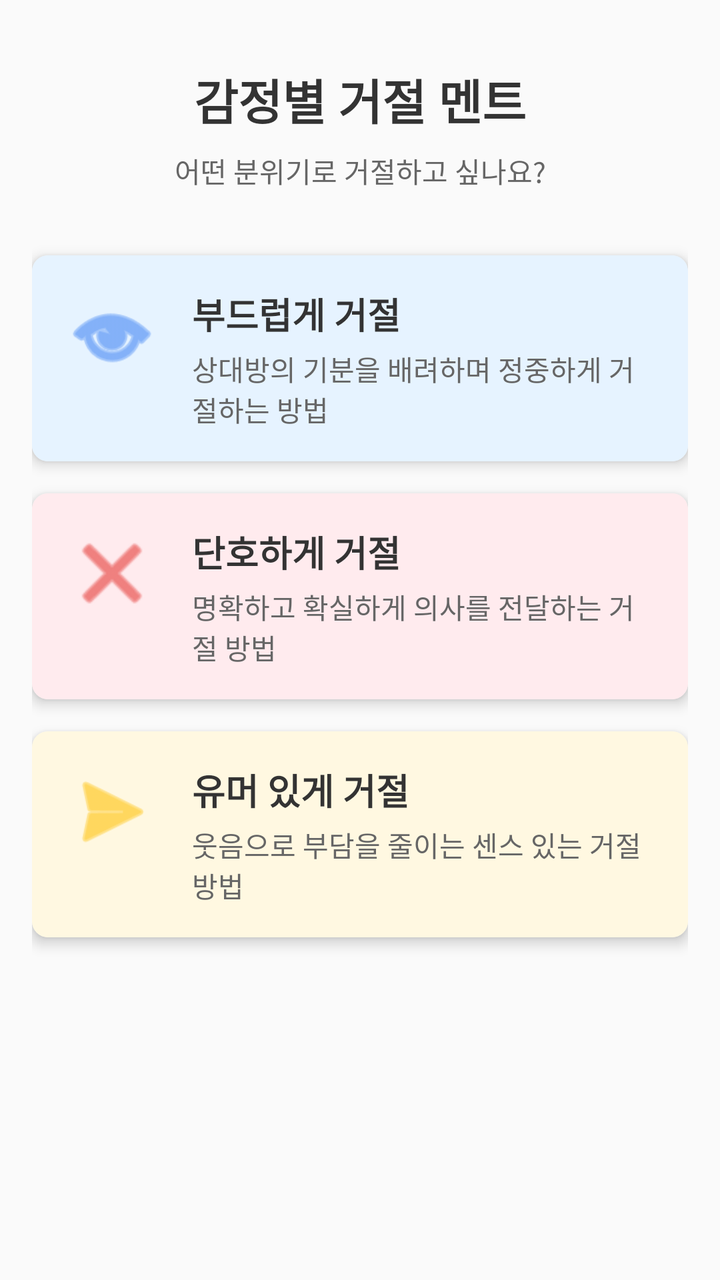
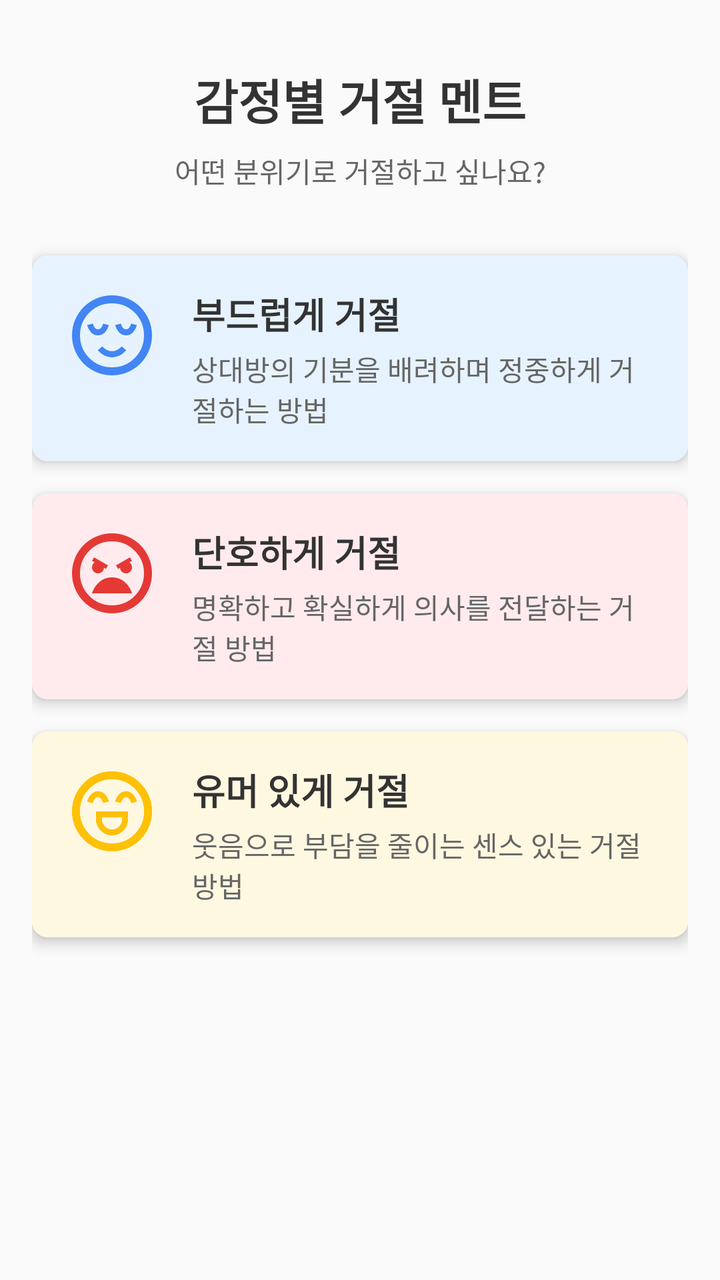

Screens rendered from an Android XML layout before and after an edit, with the pre-edit source and the edit as a unified diff.
<!-- AndroidManifest.xml: activity theme Theme.NopeNotes -->
<!-- res/layout/activity_emotion_rejection.xml -->
<?xml version="1.0" encoding="utf-8"?>
<LinearLayout xmlns:android="http://schemas.android.com/apk/res/android"
    xmlns:app="http://schemas.android.com/apk/res-auto"
    xmlns:tools="http://schemas.android.com/tools"
    android:layout_width="match_parent"
    android:layout_height="match_parent"
    android:orientation="vertical"
    android:padding="16dp"
    tools:context=".EmotionRejectionActivity">

    <TextView
        android:id="@+id/tvTitle"
        android:layout_width="match_parent"
        android:layout_height="wrap_content"
        android:layout_marginTop="16dp"
        android:gravity="center"
        android:text="감정별 거절 멘트"
        android:textColor="#333333"
        android:textSize="24sp"
        android:textStyle="bold" />

    <TextView
        android:id="@+id/tvSubtitle"
        android:layout_width="match_parent"
        android:layout_height="wrap_content"
        android:layout_marginTop="8dp"
        android:layout_marginBottom="32dp"
        android:gravity="center"
        android:text="어떤 분위기로 거절하고 싶나요?"
        android:textColor="#666666"
        android:textSize="14sp" />

    <androidx.cardview.widget.CardView
        android:id="@+id/cardSoft"
        android:layout_width="match_parent"
        android:layout_height="wrap_content"
        android:layout_marginBottom="16dp"
        app:cardCornerRadius="8dp"
        app:cardElevation="4dp"
        android:foreground="?attr/selectableItemBackground"
        android:clickable="true"
        android:focusable="true">

        <LinearLayout
            android:layout_width="match_parent"
            android:layout_height="wrap_content"
            android:orientation="horizontal"
            android:padding="16dp"
            android:background="#E6F3FF">

            <ImageView
                android:layout_width="48dp"
                android:layout_height="48dp"
                android:src="@android:drawable/ic_menu_view"
                android:tint="#4285F4" />

            <LinearLayout
                android:layout_width="match_parent"
                android:layout_height="wrap_content"
                android:orientation="vertical"
                android:layout_marginStart="16dp">

                <TextView
                    android:layout_width="match_parent"
                    android:layout_height="wrap_content"
                    android:text="부드럽게 거절"
                    android:textColor="#333333"
                    android:textSize="18sp"
                    android:textStyle="bold" />

                <TextView
                    android:layout_width="match_parent"
                    android:layout_height="wrap_content"
                    android:layout_marginTop="4dp"
                    android:text="상대방의 기분을 배려하며 정중하게 거절하는 방법"
                    android:textColor="#666666"
                    android:textSize="14sp" />
            </LinearLayout>
        </LinearLayout>
    </androidx.cardview.widget.CardView>

    <androidx.cardview.widget.CardView
        android:id="@+id/cardFirm"
        android:layout_width="match_parent"
        android:layout_height="wrap_content"
        android:layout_marginBottom="16dp"
        app:cardCornerRadius="8dp"
        app:cardElevation="4dp"
        android:foreground="?attr/selectableItemBackground"
        android:clickable="true"
        android:focusable="true">

        <LinearLayout
            android:layout_width="match_parent"
            android:layout_height="wrap_content"
            android:orientation="horizontal"
            android:padding="16dp"
            android:background="#FFEBEE">

            <ImageView
                android:layout_width="48dp"
                android:layout_height="48dp"
                android:src="@android:drawable/ic_menu_close_clear_cancel"
                android:tint="#E53935" />

            <LinearLayout
                android:layout_width="match_parent"
                android:layout_height="wrap_content"
                android:orientation="vertical"
                android:layout_marginStart="16dp">

                <TextView
                    android:layout_width="match_parent"
                    android:layout_height="wrap_content"
                    android:text="단호하게 거절"
                    android:textColor="#333333"
                    android:textSize="18sp"
                    android:textStyle="bold" />

                <TextView
                    android:layout_width="match_parent"
                    android:layout_height="wrap_content"
                    android:layout_marginTop="4dp"
                    android:text="명확하고 확실하게 의사를 전달하는 거절 방법"
                    android:textColor="#666666"
                    android:textSize="14sp" />
            </LinearLayout>
        </LinearLayout>
    </androidx.cardview.widget.CardView>

    <androidx.cardview.widget.CardView
        android:id="@+id/cardHumor"
        android:layout_width="match_parent"
        android:layout_height="wrap_content"
        android:layout_marginBottom="16dp"
        app:cardCornerRadius="8dp"
        app:cardElevation="4dp"
        android:foreground="?attr/selectableItemBackground"
        android:clickable="true"
        android:focusable="true">

        <LinearLayout
            android:layout_width="match_parent"
            android:layout_height="wrap_content"
            android:orientation="horizontal"
            android:padding="16dp"
            android:background="#FFF8E1">

            <ImageView
                android:layout_width="48dp"
                android:layout_height="48dp"
                android:src="@android:drawable/ic_menu_send"
                android:tint="#FFC107" />

            <LinearLayout
                android:layout_width="match_parent"
                android:layout_height="wrap_content"
                android:orientation="vertical"
                android:layout_marginStart="16dp">

                <TextView
                    android:layout_width="match_parent"
                    android:layout_height="wrap_content"
                    android:text="유머 있게 거절"
                    android:textColor="#333333"
                    android:textSize="18sp"
                    android:textStyle="bold" />

                <TextView
                    android:layout_width="match_parent"
                    android:layout_height="wrap_content"
                    android:layout_marginTop="4dp"
                    android:text="웃음으로 부담을 줄이는 센스 있는 거절 방법"
                    android:textColor="#666666"
                    android:textSize="14sp" />
            </LinearLayout>
        </LinearLayout>
    </androidx.cardview.widget.CardView>

</LinearLayout>
<!-- resources referenced by this layout -->
<resources>
  <style name="Theme.NopeNotes" parent="Theme.AppCompat.Light.NoActionBar">
          
          <item name="colorPrimary">@color/purple_500</item>
          <item name="colorPrimaryDark">@color/purple_700</item>
          <item name="colorAccent">@color/teal_200</item>
      </style>
  <color name="purple_500">#FF6200EE</color>
  <color name="purple_700">#FF3700B3</color>
  <color name="teal_200">#FF03DAC5</color>
</resources>

<!-- the commit's change to res/layout/activity_emotion_rejection.xml (unified diff, before → after) -->
@@ -51,8 +51,8 @@
             <ImageView
                 android:layout_width="48dp"
                 android:layout_height="48dp"
-                android:src="@android:drawable/ic_menu_view"
-                android:tint="#4285F4" />
+                android:src="@drawable/ic_soft"
+                app:tint="#4285F4" />
 
             <LinearLayout
                 android:layout_width="match_parent"
@@ -100,8 +100,8 @@
             <ImageView
                 android:layout_width="48dp"
                 android:layout_height="48dp"
-                android:src="@android:drawable/ic_menu_close_clear_cancel"
-                android:tint="#E53935" />
+                android:src="@drawable/ic_angry"
+                app:tint="#E53935" />
 
             <LinearLayout
                 android:layout_width="match_parent"
@@ -149,8 +149,8 @@
             <ImageView
                 android:layout_width="48dp"
                 android:layout_height="48dp"
-                android:src="@android:drawable/ic_menu_send"
-                android:tint="#FFC107" />
+                android:src="@drawable/ic_humor"
+                app:tint="#FFC107" />
 
             <LinearLayout
                 android:layout_width="match_parent"
<!-- resource entries referenced after the edit -->
@@ -1,5 +1,35 @@
 <!-- resources referenced by this layout -->
 <resources>
+  <!-- drawable ic_angry (drawable) -->
+  <vector xmlns:android="http://schemas.android.com/apk/res/android"
+      android:width="24dp"
+      android:height="24dp"
+      android:viewportWidth="960"
+      android:viewportHeight="960">
+    <path
+        android:pathData="M480,880q-83,0 -156,-31.5T197,763q-54,-54 -85.5,-127T80,480q0,-83 31.5,-156T197,197q54,-54 127,-85.5T480,80q83,0 156,31.5T763,197q54,54 85.5,127T880,480q0,83 -31.5,156T763,763q-54,54 -127,85.5T480,880ZM480,800q133,0 226.5,-93.5T800,480q0,-133 -93.5,-226.5T480,160q-133,0 -226.5,93.5T160,480q0,133 93.5,226.5T480,800ZM540,436 L560,424q2,24 19,40t41,16q25,0 42.5,-17.5T680,420q0,-15 -7,-28.5T654,370l26,-15 -20,-35 -140,80 20,36ZM420,436 L440,400 300,320 280,355 306,370q-12,8 -19,21.5t-7,28.5q0,25 17.5,42.5T340,480q24,0 41,-16t19,-40l20,12ZM480,520q-71,0 -125,45.5T279,680h402q-22,-69 -76,-114.5T480,520ZM480,480Z"
+        android:fillColor="#000000"/>
+  </vector>
+  <!-- drawable ic_humor (drawable) -->
+  <vector xmlns:android="http://schemas.android.com/apk/res/android"
+      android:width="24dp"
+      android:height="24dp"
+      android:viewportWidth="960"
+      android:viewportHeight="960">
+    <path
+        android:pathData="M320,480v80q0,66 47,113t113,47q66,0 113,-47t47,-113v-80L320,480ZM480,660q-42,0 -71,-29t-29,-71v-20h200v20q0,42 -29,71t-71,29ZM340,280q-38,0 -67.5,27.5T231,383l58,14q6,-26 20,-41.5t31,-15.5q17,0 31,15.5t20,41.5l58,-14q-12,-48 -41.5,-75.5T340,280ZM620,280q-38,0 -67.5,27.5T511,383l58,14q6,-26 20,-41.5t31,-15.5q17,0 31,15.5t20,41.5l58,-14q-12,-48 -41.5,-75.5T620,280ZM480,880q-83,0 -156,-31.5T197,763q-54,-54 -85.5,-127T80,480q0,-83 31.5,-156T197,197q54,-54 127,-85.5T480,80q83,0 156,31.5T763,197q54,54 85.5,127T880,480q0,83 -31.5,156T763,763q-54,54 -127,85.5T480,880ZM480,480ZM480,800q134,0 227,-93t93,-227q0,-134 -93,-227t-227,-93q-134,0 -227,93t-93,227q0,134 93,227t227,93Z"
+        android:fillColor="#000000"/>
+  </vector>
+  <!-- drawable ic_soft (drawable) -->
+  <vector xmlns:android="http://schemas.android.com/apk/res/android"
+      android:width="24dp"
+      android:height="24dp"
+      android:viewportWidth="960"
+      android:viewportHeight="960">
+    <path
+        android:pathData="M340,480q42,0 70,-30.5t39,-72.5l-58,-14q-5,22 -17.5,39.5T340,420q-21,0 -33.5,-17.5T289,363l-58,14q11,42 39,72.5t70,30.5ZM480,700q39,0 75,-17.5t67,-52.5l-44,-40q-22,24 -47,36.5T480,639q-26,0 -51,-12.5T382,590l-44,40q32,35 67.5,52.5T480,700ZM620,480q42,0 70,-30.5t39,-72.5l-58,-14q-5,22 -17.5,39.5T620,420q-21,0 -33.5,-17.5T569,363l-58,14q11,42 39,72.5t70,30.5ZM480,880q-83,0 -156,-31.5T197,763q-54,-54 -85.5,-127T80,480q0,-83 31.5,-156T197,197q54,-54 127,-85.5T480,80q83,0 156,31.5T763,197q54,54 85.5,127T880,480q0,83 -31.5,156T763,763q-54,54 -127,85.5T480,880ZM480,480ZM480,800q134,0 227,-93t93,-227q0,-134 -93,-227t-227,-93q-134,0 -227,93t-93,227q0,134 93,227t227,93Z"
+        android:fillColor="#000000"/>
+  </vector>
   <style name="Theme.NopeNotes" parent="Theme.AppCompat.Light.NoActionBar">
           
           <item name="colorPrimary">@color/purple_500</item>
